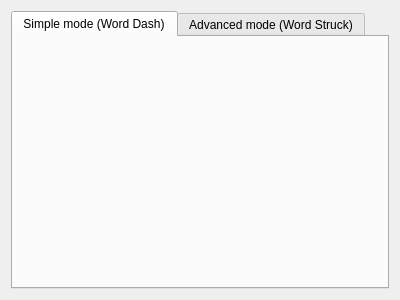
Before: the Qt Designer form wordgrids/preferences.ui in domino14/aerolithdesktop, drawn with Qt 5.
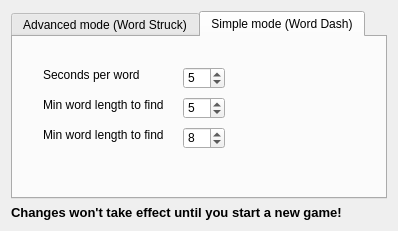
After: the same form once the commit is applied.

Commit message: Sent to Joe Edley. This has an all new game - WordDash + old game is now WordStruck.

Diff of the .ui file:
```diff
--- a/wordgrids/preferences.ui
+++ b/wordgrids/preferences.ui
@@ -6,8 +6,8 @@
    <rect>
     <x>0</x>
     <y>0</y>
-    <width>400</width>
-    <height>300</height>
+    <width>398</width>
+    <height>231</height>
    </rect>
   </property>
   <property name="windowTitle">
@@ -19,11 +19,6 @@
      <property name="currentIndex">
       <number>0</number>
      </property>
-     <widget class="QWidget" name="tab">
-      <attribute name="title">
-       <string>Simple mode (Word Dash)</string>
-      </attribute>
-     </widget>
      <widget class="QWidget" name="tab_2">
       <attribute name="title">
        <string>Advanced mode (Word Struck)</string>
@@ -55,6 +50,115 @@
        </property>
       </widget>
      </widget>
+     <widget class="QWidget" name="tab">
+      <attribute name="title">
+       <string>Simple mode (Word Dash)</string>
+      </attribute>
+      <widget class="QSpinBox" name="spinBoxSecondsPerWord">
+       <property name="geometry">
+        <rect>
+         <x>170</x>
+         <y>30</y>
+         <width>42</width>
+         <height>22</height>
+        </rect>
+       </property>
+       <property name="minimum">
+        <number>1</number>
+       </property>
+       <property name="value">
+        <number>5</number>
+       </property>
+      </widget>
+      <widget class="QLabel" name="label_2">
+       <property name="geometry">
+        <rect>
+         <x>30</x>
+         <y>30</y>
+         <width>111</width>
+         <height>16</height>
+        </rect>
+       </property>
+       <property name="text">
+        <string>Seconds per word</string>
+       </property>
+      </widget>
+      <widget class="QLabel" name="label_3">
+       <property name="geometry">
+        <rect>
+         <x>30</x>
+         <y>60</y>
+         <width>121</width>
+         <height>16</height>
+        </rect>
+       </property>
+       <property name="text">
+        <string>Min word length to find:</string>
+       </property>
+      </widget>
+      <widget class="QSpinBox" name="spinBoxMinWordLengthToFind">
+       <property name="geometry">
+        <rect>
+         <x>170</x>
+         <y>60</y>
+         <width>42</width>
+         <height>22</height>
+        </rect>
+       </property>
+       <property name="minimum">
+        <number>2</number>
+       </property>
+       <property name="maximum">
+        <number>15</number>
+       </property>
+       <property name="value">
+        <number>5</number>
+       </property>
+      </widget>
+      <widget class="QSpinBox" name="spinBoxMaxWordLengthToFind">
+       <property name="geometry">
+        <rect>
+         <x>170</x>
+         <y>90</y>
+         <width>42</width>
+         <height>22</height>
+        </rect>
+       </property>
+       <property name="minimum">
+        <number>2</number>
+       </property>
+       <property name="maximum">
+        <number>15</number>
+       </property>
+       <property name="value">
+        <number>8</number>
+       </property>
+      </widget>
+      <widget class="QLabel" name="label_4">
+       <property name="geometry">
+        <rect>
+         <x>30</x>
+         <y>90</y>
+         <width>121</width>
+         <height>16</height>
+        </rect>
+       </property>
+       <property name="text">
+        <string>Min word length to find:</string>
+       </property>
+      </widget>
+     </widget>
+    </widget>
+   </item>
+   <item row="1" column="0">
+    <widget class="QLabel" name="label">
+     <property name="text">
+      <string>&lt;!DOCTYPE HTML PUBLIC &quot;-//W3C//DTD HTML 4.0//EN&quot; &quot;http://www.w3.org/TR/REC-html40/strict.dtd&quot;&gt;
+&lt;html&gt;&lt;head&gt;&lt;meta name=&quot;qrichtext&quot; content=&quot;1&quot; /&gt;&lt;style type=&quot;text/css&quot;&gt;
+p, li { white-space: pre-wrap; }
+&lt;/style&gt;&lt;/head&gt;&lt;body style=&quot; font-family:'MS Shell Dlg 2'; font-size:8.25pt; font-weight:400; font-style:normal;&quot;&gt;
+&lt;p style=&quot; margin-top:0px; margin-bottom:0px; margin-left:0px; margin-right:0px; -qt-block-indent:0; text-indent:0px;&quot;&gt;&lt;span style=&quot; font-size:10pt; font-weight:600;&quot;&gt;Changes won't take effect until you start a new game!&lt;/span&gt;&lt;/p&gt;&lt;/body&gt;&lt;/html&gt;</string>
+     </property>
     </widget>
    </item>
   </layout>
```
Left out of the diff: 4 changed lines with no effect on the pictures. The commit also changes 3 other files.
